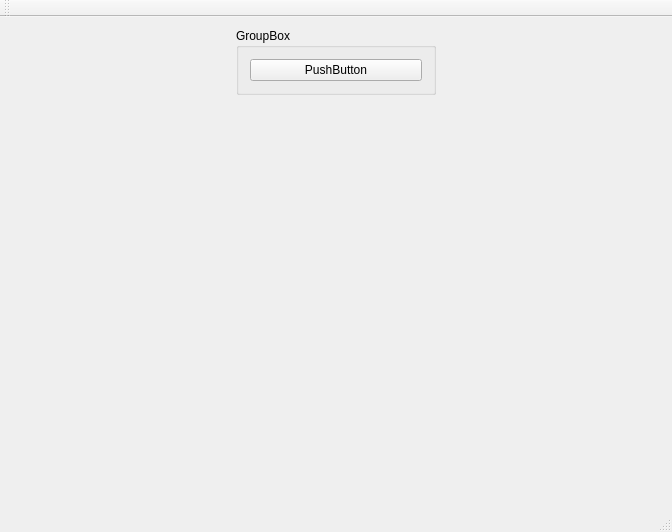
The window that src/ogrebullet_sandbox/ogrebulletwindows.ui (GeneCraft/GeneCraft-Project) describes before a commit, drawn with Qt 5.
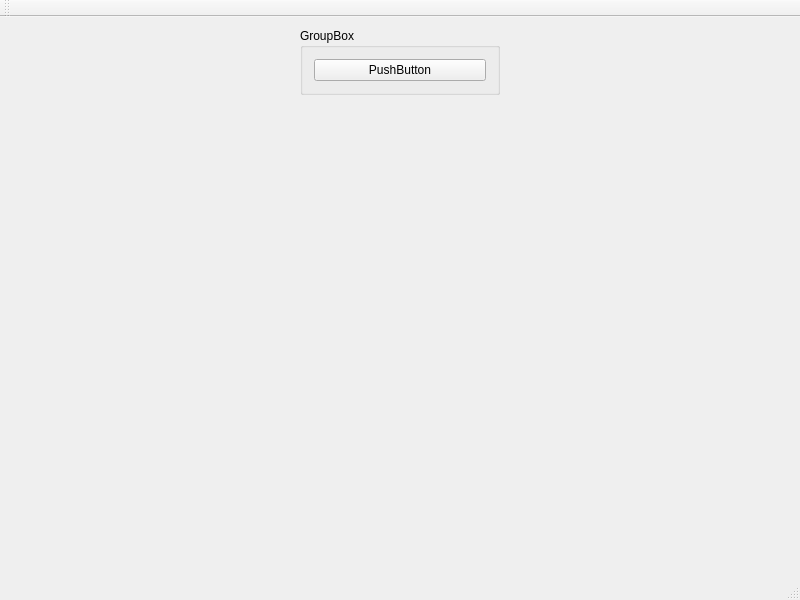
The same window after the commit.

Patch:
```diff
--- a/src/ogrebullet_sandbox/ogrebulletwindows.ui
+++ b/src/ogrebullet_sandbox/ogrebulletwindows.ui
@@ -6,8 +6,8 @@
    <rect>
     <x>0</x>
     <y>0</y>
-    <width>672</width>
-    <height>532</height>
+    <width>800</width>
+    <height>600</height>
    </rect>
   </property>
   <property name="windowTitle">
```
Left out of the diff: 2 changed lines with no effect on the pictures.
